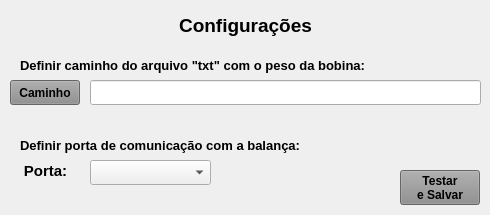
First picture: the form in tela_configura_porta.ui, repository Azevedo84/balanca, before the edit.
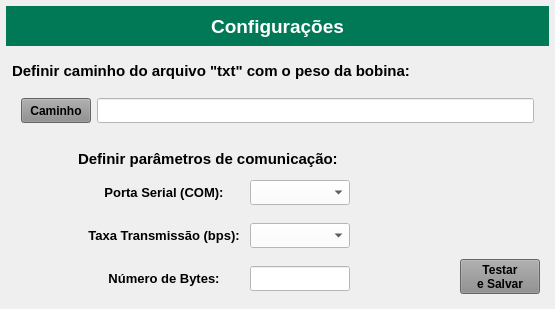
Second picture: the form after the edit.

The edit to the form file:
```diff
--- a/tela_configura_porta.ui
+++ b/tela_configura_porta.ui
@@ -6,237 +6,540 @@
    <rect>
     <x>0</x>
     <y>0</y>
-    <width>490</width>
-    <height>215</height>
+    <width>555</width>
+    <height>309</height>
    </rect>
   </property>
   <property name="windowTitle">
    <string>Configurações</string>
   </property>
   <widget class="QWidget" name="centralwidget">
-   <widget class="QComboBox" name="combo_Portas">
-    <property name="geometry">
-     <rect>
-      <x>90</x>
-      <y>160</y>
-      <width>121</width>
-      <height>25</height>
-     </rect>
+   <layout class="QVBoxLayout" name="verticalLayout">
+    <property name="leftMargin">
+     <number>6</number>
     </property>
-    <property name="minimumSize">
-     <size>
-      <width>0</width>
-      <height>25</height>
-     </size>
+    <property name="topMargin">
+     <number>6</number>
     </property>
-    <property name="maximumSize">
-     <size>
-      <width>16777215</width>
-      <height>25</height>
-     </size>
+    <property name="rightMargin">
+     <number>6</number>
     </property>
-    <property name="font">
-     <font>
-      <pointsize>10</pointsize>
-     </font>
+    <property name="bottomMargin">
+     <number>6</number>
     </property>
-   </widget>
-   <widget class="QLabel" name="label_13">
-    <property name="geometry">
-     <rect>
-      <x>10</x>
-      <y>10</y>
-      <width>471</width>
-      <height>31</height>
-     </rect>
-    </property>
-    <property name="font">
-     <font>
-      <pointsize>14</pointsize>
-      <weight>75</weight>
-      <bold>true</bold>
-     </font>
-    </property>
-    <property name="text">
-     <string>Configurações</string>
-    </property>
-    <property name="alignment">
-     <set>Qt::AlignCenter</set>
-    </property>
-   </widget>
-   <widget class="QLabel" name="label_11">
-    <property name="geometry">
-     <rect>
-      <x>10</x>
-      <y>160</y>
-      <width>71</width>
-      <height>21</height>
-     </rect>
-    </property>
-    <property name="font">
-     <font>
-      <pointsize>11</pointsize>
-      <weight>75</weight>
-      <bold>true</bold>
-     </font>
-    </property>
-    <property name="text">
-     <string>Porta:</string>
-    </property>
-    <property name="alignment">
-     <set>Qt::AlignCenter</set>
-    </property>
-   </widget>
-   <widget class="QPushButton" name="btn_Salvar">
-    <property name="geometry">
-     <rect>
-      <x>400</x>
-      <y>170</y>
-      <width>80</width>
-      <height>35</height>
-     </rect>
-    </property>
-    <property name="minimumSize">
-     <size>
-      <width>80</width>
-      <height>35</height>
-     </size>
-    </property>
-    <property name="maximumSize">
-     <size>
-      <width>80</width>
-      <height>35</height>
-     </size>
-    </property>
-    <property name="font">
-     <font>
-      <pointsize>9</pointsize>
-      <weight>75</weight>
-      <bold>true</bold>
-     </font>
-    </property>
-    <property name="cursor">
-     <cursorShape>PointingHandCursor</cursorShape>
-    </property>
-    <property name="styleSheet">
-     <string notr="true">background-color: rgb(141, 141, 141);</string>
-    </property>
-    <property name="text">
-     <string>Testar
+    <item>
+     <widget class="QLabel" name="label_13">
+      <property name="minimumSize">
+       <size>
+        <width>0</width>
+        <height>40</height>
+       </size>
+      </property>
+      <property name="maximumSize">
+       <size>
+        <width>16777215</width>
+        <height>40</height>
+       </size>
+      </property>
+      <property name="font">
+       <font>
+        <pointsize>14</pointsize>
+        <weight>75</weight>
+        <bold>true</bold>
+       </font>
+      </property>
+      <property name="styleSheet">
+       <string notr="true">background-color: rgb(1, 121, 86);
+color: rgb(255, 255, 255);</string>
+      </property>
+      <property name="text">
+       <string>Configurações</string>
+      </property>
+      <property name="alignment">
+       <set>Qt::AlignCenter</set>
+      </property>
+     </widget>
+    </item>
+    <item>
+     <widget class="QWidget" name="widget" native="true">
+      <property name="styleSheet">
+       <string notr="true"/>
+      </property>
+      <layout class="QVBoxLayout" name="verticalLayout_2">
+       <property name="leftMargin">
+        <number>6</number>
+       </property>
+       <property name="topMargin">
+        <number>6</number>
+       </property>
+       <property name="rightMargin">
+        <number>6</number>
+       </property>
+       <property name="bottomMargin">
+        <number>6</number>
+       </property>
+       <item>
+        <widget class="QLabel" name="label_14">
+         <property name="font">
+          <font>
+           <pointsize>11</pointsize>
+           <weight>75</weight>
+           <bold>true</bold>
+          </font>
+         </property>
+         <property name="text">
+          <string>Definir caminho do arquivo &quot;txt&quot; com o peso da bobina:</string>
+         </property>
+         <property name="alignment">
+          <set>Qt::AlignLeading|Qt::AlignLeft|Qt::AlignVCenter</set>
+         </property>
+        </widget>
+       </item>
+       <item>
+        <widget class="QWidget" name="widget_3" native="true">
+         <layout class="QHBoxLayout" name="horizontalLayout">
+          <item>
+           <widget class="QPushButton" name="btn_Caminho">
+            <property name="minimumSize">
+             <size>
+              <width>70</width>
+              <height>25</height>
+             </size>
+            </property>
+            <property name="maximumSize">
+             <size>
+              <width>70</width>
+              <height>25</height>
+             </size>
+            </property>
+            <property name="font">
+             <font>
+              <pointsize>9</pointsize>
+              <weight>75</weight>
+              <bold>true</bold>
+             </font>
+            </property>
+            <property name="cursor">
+             <cursorShape>PointingHandCursor</cursorShape>
+            </property>
+            <property name="styleSheet">
+             <string notr="true">background-color: rgb(141, 141, 141);</string>
+            </property>
+            <property name="text">
+             <string>Caminho</string>
+            </property>
+           </widget>
+          </item>
+          <item>
+           <widget class="QLineEdit" name="line_Caminho">
+            <property name="minimumSize">
+             <size>
+              <width>0</width>
+              <height>25</height>
+             </size>
+            </property>
+            <property name="maximumSize">
+             <size>
+              <width>16777215</width>
+              <height>25</height>
+             </size>
+            </property>
+            <property name="font">
+             <font>
+              <pointsize>10</pointsize>
+             </font>
+            </property>
+            <property name="styleSheet">
+             <string notr="true">background-color: rgb(255, 255, 255);</string>
+            </property>
+           </widget>
+          </item>
+         </layout>
+        </widget>
+       </item>
+      </layout>
+     </widget>
+    </item>
+    <item>
+     <widget class="QWidget" name="widget_8" native="true">
+      <layout class="QHBoxLayout" name="horizontalLayout_6">
+       <property name="leftMargin">
+        <number>0</number>
+       </property>
+       <property name="topMargin">
+        <number>0</number>
+       </property>
+       <property name="rightMargin">
+        <number>0</number>
+       </property>
+       <property name="bottomMargin">
+        <number>0</number>
+       </property>
+       <item>
+        <widget class="QLabel" name="label_5">
+         <property name="minimumSize">
+          <size>
+           <width>60</width>
+           <height>0</height>
+          </size>
+         </property>
+         <property name="maximumSize">
+          <size>
+           <width>60</width>
+           <height>16777215</height>
+          </size>
+         </property>
+         <property name="text">
+          <string/>
+         </property>
+        </widget>
+       </item>
+       <item>
+        <widget class="QWidget" name="widget_2" native="true">
+         <property name="styleSheet">
+          <string notr="true"/>
+         </property>
+         <layout class="QVBoxLayout" name="verticalLayout_3">
+          <property name="leftMargin">
+           <number>6</number>
+          </property>
+          <property name="topMargin">
+           <number>6</number>
+          </property>
+          <property name="rightMargin">
+           <number>6</number>
+          </property>
+          <property name="bottomMargin">
+           <number>6</number>
+          </property>
+          <item>
+           <widget class="QLabel" name="label_15">
+            <property name="font">
+             <font>
+              <pointsize>11</pointsize>
+              <weight>75</weight>
+              <bold>true</bold>
+             </font>
+            </property>
+            <property name="text">
+             <string>Definir parâmetros de comunicação:</string>
+            </property>
+            <property name="alignment">
+             <set>Qt::AlignLeading|Qt::AlignLeft|Qt::AlignVCenter</set>
+            </property>
+           </widget>
+          </item>
+          <item>
+           <widget class="QWidget" name="widget_4" native="true">
+            <layout class="QHBoxLayout" name="horizontalLayout_2">
+             <property name="leftMargin">
+              <number>6</number>
+             </property>
+             <property name="topMargin">
+              <number>6</number>
+             </property>
+             <property name="rightMargin">
+              <number>6</number>
+             </property>
+             <property name="bottomMargin">
+              <number>6</number>
+             </property>
+             <item>
+              <widget class="QLabel" name="label_11">
+               <property name="minimumSize">
+                <size>
+                 <width>160</width>
+                 <height>0</height>
+                </size>
+               </property>
+               <property name="maximumSize">
+                <size>
+                 <width>160</width>
+                 <height>16777215</height>
+                </size>
+               </property>
+               <property name="font">
+                <font>
+                 <pointsize>10</pointsize>
+                 <weight>75</weight>
+                 <bold>true</bold>
+                </font>
+               </property>
+               <property name="text">
+                <string>Porta Serial (COM):</string>
+               </property>
+               <property name="alignment">
+                <set>Qt::AlignCenter</set>
+               </property>
+              </widget>
+             </item>
+             <item>
+              <widget class="QComboBox" name="combo_Portas">
+               <property name="sizePolicy">
+                <sizepolicy hsizetype="Preferred" vsizetype="Preferred">
+                 <horstretch>0</horstretch>
+                 <verstretch>0</verstretch>
+                </sizepolicy>
+               </property>
+               <property name="minimumSize">
+                <size>
+                 <width>100</width>
+                 <height>25</height>
+                </size>
+               </property>
+               <property name="maximumSize">
+                <size>
+                 <width>100</width>
+                 <height>25</height>
+                </size>
+               </property>
+               <property name="font">
+                <font>
+                 <pointsize>10</pointsize>
+                </font>
+               </property>
+               <property name="styleSheet">
+                <string notr="true">background-color: rgb(255, 255, 255);</string>
+               </property>
+              </widget>
+             </item>
+             <item>
+              <widget class="QLabel" name="label">
+               <property name="text">
+                <string/>
+               </property>
+              </widget>
+             </item>
+            </layout>
+           </widget>
+          </item>
+          <item>
+           <widget class="QWidget" name="widget_7" native="true">
+            <property name="styleSheet">
+             <string notr="true"/>
+            </property>
+            <layout class="QHBoxLayout" name="horizontalLayout_5">
+             <property name="leftMargin">
+              <number>6</number>
+             </property>
+             <property name="topMargin">
+              <number>6</number>
+             </property>
+             <property name="rightMargin">
+              <number>6</number>
+             </property>
+             <property name="bottomMargin">
+              <number>6</number>
+             </property>
+             <item>
+              <widget class="QLabel" name="label_16">
+               <property name="minimumSize">
+                <size>
+                 <width>160</width>
+                 <height>0</height>
+                </size>
+               </property>
+               <property name="maximumSize">
+                <size>
+                 <width>160</width>
+                 <height>16777215</height>
+                </size>
+               </property>
+               <property name="font">
+                <font>
+                 <pointsize>10</pointsize>
+                 <weight>75</weight>
+                 <bold>true</bold>
+                </font>
+               </property>
+               <property name="text">
+                <string>Taxa Transmissão (bps):</string>
+               </property>
+               <property name="alignment">
+                <set>Qt::AlignCenter</set>
+               </property>
+              </widget>
+             </item>
+             <item>
+              <widget class="QComboBox" name="combo_Taxa">
+               <property name="sizePolicy">
+                <sizepolicy hsizetype="Preferred" vsizetype="Preferred">
+                 <horstretch>0</horstretch>
+                 <verstretch>0</verstretch>
+                </sizepolicy>
+               </property>
+               <property name="minimumSize">
+                <size>
+                 <width>100</width>
+                 <height>25</height>
+                </size>
+               </property>
+               <property name="maximumSize">
+                <size>
+                 <width>100</width>
+                 <height>25</height>
+                </size>
+               </property>
+               <property name="font">
+                <font>
+                 <pointsize>10</pointsize>
+                </font>
+               </property>
+               <property name="styleSheet">
+                <string notr="true">background-color: rgb(255, 255, 255);</string>
+               </property>
+              </widget>
+             </item>
+             <item>
+              <widget class="QLabel" name="label_4">
+               <property name="text">
+                <string/>
+               </property>
+              </widget>
+             </item>
+            </layout>
+           </widget>
+          </item>
+          <item>
+           <widget class="QWidget" name="widget_6" native="true">
+            <property name="styleSheet">
+             <string notr="true"/>
+            </property>
+            <layout class="QHBoxLayout" name="horizontalLayout_4">
+             <property name="leftMargin">
+              <number>6</number>
+             </property>
+             <property name="topMargin">
+              <number>6</number>
+             </property>
+             <property name="rightMargin">
+              <number>6</number>
+             </property>
+             <property name="bottomMargin">
+              <number>6</number>
+             </property>
+             <item>
+              <widget class="QLabel" name="label_12">
+               <property name="minimumSize">
+                <size>
+                 <width>160</width>
+                 <height>0</height>
+                </size>
+               </property>
+               <property name="maximumSize">
+                <size>
+                 <width>160</width>
+                 <height>16777215</height>
+                </size>
+               </property>
+               <property name="font">
+                <font>
+                 <pointsize>10</pointsize>
+                 <weight>75</weight>
+                 <bold>true</bold>
+                </font>
+               </property>
+               <property name="text">
+                <string>Número de Bytes:</string>
+               </property>
+               <property name="alignment">
+                <set>Qt::AlignCenter</set>
+               </property>
+              </widget>
+             </item>
+             <item>
+              <widget class="QLineEdit" name="line_bytes">
+               <property name="minimumSize">
+                <size>
+                 <width>100</width>
+                 <height>25</height>
+                </size>
+               </property>
+               <property name="maximumSize">
+                <size>
+                 <width>100</width>
+                 <height>25</height>
+                </size>
+               </property>
+               <property name="font">
+                <font>
+                 <pointsize>10</pointsize>
+                </font>
+               </property>
+               <property name="contextMenuPolicy">
+                <enum>Qt::DefaultContextMenu</enum>
+               </property>
+               <property name="styleSheet">
+                <string notr="true">background-color: rgb(255, 255, 255);</string>
+               </property>
+               <property name="alignment">
+                <set>Qt::AlignCenter</set>
+               </property>
+              </widget>
+             </item>
+             <item>
+              <widget class="QLabel" name="label_3">
+               <property name="text">
+                <string/>
+               </property>
+              </widget>
+             </item>
+            </layout>
+           </widget>
+          </item>
+         </layout>
+        </widget>
+       </item>
+       <item>
+        <widget class="QWidget" name="widget_9" native="true">
+         <layout class="QVBoxLayout" name="verticalLayout_4">
+          <item>
+           <widget class="QLabel" name="label_2">
+            <property name="text">
+             <string/>
+            </property>
+           </widget>
+          </item>
+          <item>
+           <widget class="QPushButton" name="btn_Salvar">
+            <property name="minimumSize">
+             <size>
+              <width>80</width>
+              <height>35</height>
+             </size>
+            </property>
+            <property name="maximumSize">
+             <size>
+              <width>80</width>
+              <height>35</height>
+             </size>
+            </property>
+            <property name="font">
+             <font>
+              <pointsize>9</pointsize>
+              <weight>75</weight>
+              <bold>true</bold>
+             </font>
+            </property>
+            <property name="cursor">
+             <cursorShape>PointingHandCursor</cursorShape>
+            </property>
+            <property name="styleSheet">
+             <string notr="true">background-color: rgb(141, 141, 141);</string>
+            </property>
+            <property name="text">
+             <string>Testar
 e Salvar</string>
-    </property>
-   </widget>
-   <widget class="QLineEdit" name="line_Caminho">
-    <property name="geometry">
-     <rect>
-      <x>90</x>
-      <y>80</y>
-      <width>391</width>
-      <height>25</height>
-     </rect>
-    </property>
-    <property name="minimumSize">
-     <size>
-      <width>0</width>
-      <height>25</height>
-     </size>
-    </property>
-    <property name="maximumSize">
-     <size>
-      <width>16777215</width>
-      <height>25</height>
-     </size>
-    </property>
-    <property name="font">
-     <font>
-      <pointsize>10</pointsize>
-     </font>
-    </property>
-   </widget>
-   <widget class="QPushButton" name="btn_Caminho">
-    <property name="geometry">
-     <rect>
-      <x>10</x>
-      <y>80</y>
-      <width>70</width>
-      <height>25</height>
-     </rect>
-    </property>
-    <property name="minimumSize">
-     <size>
-      <width>70</width>
-      <height>25</height>
-     </size>
-    </property>
-    <property name="maximumSize">
-     <size>
-      <width>70</width>
-      <height>25</height>
-     </size>
-    </property>
-    <property name="font">
-     <font>
-      <pointsize>9</pointsize>
-      <weight>75</weight>
-      <bold>true</bold>
-     </font>
-    </property>
-    <property name="cursor">
-     <cursorShape>PointingHandCursor</cursorShape>
-    </property>
-    <property name="styleSheet">
-     <string notr="true">background-color: rgb(141, 141, 141);</string>
-    </property>
-    <property name="text">
-     <string>Caminho</string>
-    </property>
-   </widget>
-   <widget class="QLabel" name="label_14">
-    <property name="geometry">
-     <rect>
-      <x>20</x>
-      <y>50</y>
-      <width>411</width>
-      <height>31</height>
-     </rect>
-    </property>
-    <property name="font">
-     <font>
-      <pointsize>10</pointsize>
-      <weight>75</weight>
-      <bold>true</bold>
-     </font>
-    </property>
-    <property name="text">
-     <string>Definir caminho do arquivo &quot;txt&quot; com o peso da bobina:</string>
-    </property>
-    <property name="alignment">
-     <set>Qt::AlignLeading|Qt::AlignLeft|Qt::AlignVCenter</set>
-    </property>
-   </widget>
-   <widget class="QLabel" name="label_15">
-    <property name="geometry">
-     <rect>
-      <x>20</x>
-      <y>130</y>
-      <width>411</width>
-      <height>31</height>
-     </rect>
-    </property>
-    <property name="font">
-     <font>
-      <pointsize>10</pointsize>
-      <weight>75</weight>
-      <bold>true</bold>
-     </font>
-    </property>
-    <property name="text">
-     <string>Definir porta de comunicação com a balança:</string>
-    </property>
-    <property name="alignment">
-     <set>Qt::AlignLeading|Qt::AlignLeft|Qt::AlignVCenter</set>
-    </property>
-   </widget>
+            </property>
+           </widget>
+          </item>
+         </layout>
+        </widget>
+       </item>
+      </layout>
+     </widget>
+    </item>
+   </layout>
   </widget>
  </widget>
  <resources/>
```
Left out of the diff: 3 changed lines with no effect on the pictures.
